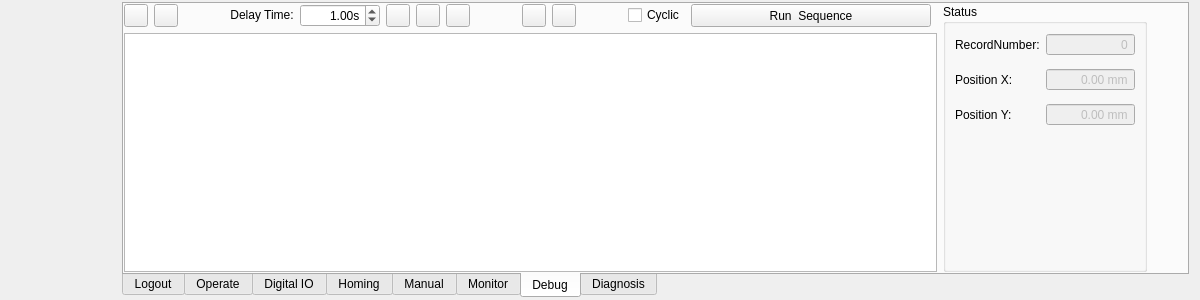
Above: source/wnd/h2ops.ui from ww4u/mct-t4 before the change. Below: the same form after it.
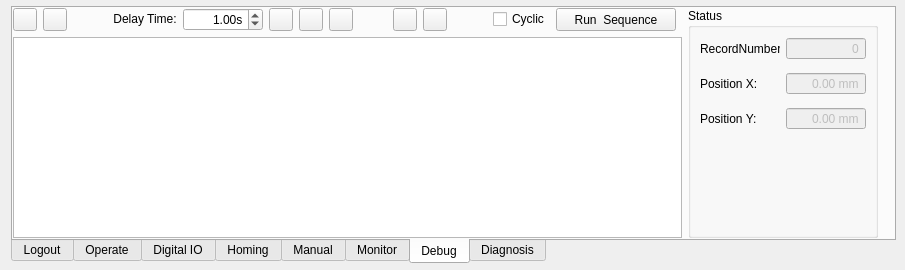
That is the form after the change. The open tabs and pages were chosen to show the change. Icons and pictures are not drawn. Custom widgets are drawn as their Qt base class.

```diff
--- a/source/wnd/h2ops.ui
+++ b/source/wnd/h2ops.ui
@@ -6,8 +6,8 @@
    <rect>
     <x>0</x>
     <y>0</y>
-    <width>1200</width>
-    <height>300</height>
+    <width>905</width>
+    <height>270</height>
    </rect>
   </property>
   <property name="sizePolicy">
@@ -22,6 +22,12 @@
     <height>270</height>
    </size>
   </property>
+  <property name="maximumSize">
+   <size>
+    <width>16777215</width>
+    <height>600</height>
+   </size>
+  </property>
   <property name="focusPolicy">
    <enum>Qt::StrongFocus</enum>
   </property>
@@ -33,10 +39,13 @@
     <number>0</number>
    </property>
    <property name="topMargin">
-    <number>2</number>
+    <number>6</number>
+   </property>
+   <property name="rightMargin">
+    <number>9</number>
    </property>
    <property name="bottomMargin">
-    <number>2</number>
+    <number>6</number>
    </property>
    <item>
     <widget class="QScrollArea" name="scrollArea">
@@ -60,8 +69,8 @@
        <rect>
         <x>0</x>
         <y>0</y>
-        <width>1182</width>
-        <height>296</height>
+        <width>887</width>
+        <height>258</height>
        </rect>
       </property>
       <property name="minimumSize">
@@ -1895,7 +1904,7 @@
               <widget class="QLabel" name="label_9">
                <property name="sizePolicy">
                 <sizepolicy hsizetype="Fixed" vsizetype="Fixed">
-                 <horstretch>0</horstretch>
+                 <horstretch>1</horstretch>
                  <verstretch>0</verstretch>
                 </sizepolicy>
                </property>
@@ -1926,20 +1935,20 @@
              <item row="0" column="14" colspan="2">
               <widget class="QToolButton" name="toolButton_debugRun">
                <property name="sizePolicy">
-                <sizepolicy hsizetype="Fixed" vsizetype="Preferred">
-                 <horstretch>0</horstretch>
+                <sizepolicy hsizetype="Minimum" vsizetype="Minimum">
+                 <horstretch>3</horstretch>
                  <verstretch>0</verstretch>
                 </sizepolicy>
                </property>
                <property name="minimumSize">
                 <size>
-                 <width>240</width>
-                 <height>0</height>
+                 <width>120</width>
+                 <height>20</height>
                 </size>
                </property>
                <property name="maximumSize">
                 <size>
-                 <width>240</width>
+                 <width>16777215</width>
                  <height>16777215</height>
                 </size>
                </property>
@@ -1961,7 +1970,7 @@
               <widget class="QToolButton" name="btnImport">
                <property name="sizePolicy">
                 <sizepolicy hsizetype="Preferred" vsizetype="Preferred">
-                 <horstretch>0</horstretch>
+                 <horstretch>1</horstretch>
                  <verstretch>0</verstretch>
                 </sizepolicy>
                </property>
@@ -1994,7 +2003,7 @@
               <widget class="QToolButton" name="btnDown">
                <property name="sizePolicy">
                 <sizepolicy hsizetype="Preferred" vsizetype="Preferred">
-                 <horstretch>0</horstretch>
+                 <horstretch>1</horstretch>
                  <verstretch>0</verstretch>
                 </sizepolicy>
                </property>
@@ -2014,7 +2023,7 @@
               <widget class="QToolButton" name="btnUp">
                <property name="sizePolicy">
                 <sizepolicy hsizetype="Preferred" vsizetype="Preferred">
-                 <horstretch>0</horstretch>
+                 <horstretch>1</horstretch>
                  <verstretch>0</verstretch>
                 </sizepolicy>
                </property>
@@ -2034,7 +2043,7 @@
               <widget class="QToolButton" name="btnExport">
                <property name="sizePolicy">
                 <sizepolicy hsizetype="Preferred" vsizetype="Preferred">
-                 <horstretch>0</horstretch>
+                 <horstretch>1</horstretch>
                  <verstretch>0</verstretch>
                 </sizepolicy>
                </property>
@@ -2054,7 +2063,7 @@
               <widget class="QCheckBox" name="chkCyclic">
                <property name="sizePolicy">
                 <sizepolicy hsizetype="Fixed" vsizetype="Fixed">
-                 <horstretch>0</horstretch>
+                 <horstretch>1</horstretch>
                  <verstretch>0</verstretch>
                 </sizepolicy>
                </property>
@@ -2070,7 +2079,7 @@
               <widget class="QDoubleSpinBox" name="spinDly">
                <property name="sizePolicy">
                 <sizepolicy hsizetype="Fixed" vsizetype="Fixed">
-                 <horstretch>0</horstretch>
+                 <horstretch>1</horstretch>
                  <verstretch>0</verstretch>
                 </sizepolicy>
                </property>
@@ -2116,7 +2125,7 @@
               <widget class="QToolButton" name="btnClr">
                <property name="sizePolicy">
                 <sizepolicy hsizetype="Preferred" vsizetype="Preferred">
-                 <horstretch>0</horstretch>
+                 <horstretch>1</horstretch>
                  <verstretch>0</verstretch>
                 </sizepolicy>
                </property>
@@ -2136,7 +2145,7 @@
               <widget class="QToolButton" name="btnDel">
                <property name="sizePolicy">
                 <sizepolicy hsizetype="Preferred" vsizetype="Preferred">
-                 <horstretch>0</horstretch>
+                 <horstretch>1</horstretch>
                  <verstretch>0</verstretch>
                 </sizepolicy>
                </property>
@@ -2169,7 +2178,7 @@
               <widget class="QToolButton" name="btnAdd">
                <property name="sizePolicy">
                 <sizepolicy hsizetype="Preferred" vsizetype="Preferred">
-                 <horstretch>0</horstretch>
+                 <horstretch>1</horstretch>
                  <verstretch>0</verstretch>
                 </sizepolicy>
                </property>
@@ -2224,6 +2233,18 @@
               </property>
               <item row="0" column="0">
                <widget class="QLabel" name="label_10">
+                <property name="sizePolicy">
+                 <sizepolicy hsizetype="Minimum" vsizetype="Minimum">
+                  <horstretch>0</horstretch>
+                  <verstretch>0</verstretch>
+                 </sizepolicy>
+                </property>
+                <property name="minimumSize">
+                 <size>
+                  <width>80</width>
+                  <height>20</height>
+                 </size>
+                </property>
                 <property name="text">
                  <string>RecordNumber:</string>
                 </property>
@@ -2231,6 +2252,18 @@
               </item>
               <item row="1" column="0">
                <widget class="QLabel" name="label_11">
+                <property name="sizePolicy">
+                 <sizepolicy hsizetype="Minimum" vsizetype="Minimum">
+                  <horstretch>0</horstretch>
+                  <verstretch>0</verstretch>
+                 </sizepolicy>
+                </property>
+                <property name="minimumSize">
+                 <size>
+                  <width>80</width>
+                  <height>20</height>
+                 </size>
+                </property>
                 <property name="text">
                  <string>Position X:</string>
                 </property>
@@ -2238,6 +2271,18 @@
               </item>
               <item row="2" column="0">
                <widget class="QLabel" name="label_23">
+                <property name="sizePolicy">
+                 <sizepolicy hsizetype="Minimum" vsizetype="Minimum">
+                  <horstretch>0</horstretch>
+                  <verstretch>0</verstretch>
+                 </sizepolicy>
+                </property>
+                <property name="minimumSize">
+                 <size>
+                  <width>80</width>
+                  <height>20</height>
+                 </size>
+                </property>
                 <property name="text">
                  <string>Position Y:</string>
                 </property>
@@ -2261,6 +2306,18 @@
                 <property name="enabled">
                  <bool>false</bool>
                 </property>
+                <property name="sizePolicy">
+                 <sizepolicy hsizetype="Minimum" vsizetype="Minimum">
+                  <horstretch>0</horstretch>
+                  <verstretch>0</verstretch>
+                 </sizepolicy>
+                </property>
+                <property name="minimumSize">
+                 <size>
+                  <width>80</width>
+                  <height>20</height>
+                 </size>
+                </property>
                 <property name="alignment">
                  <set>Qt::AlignRight|Qt::AlignTrailing|Qt::AlignVCenter</set>
                 </property>
@@ -2286,6 +2343,18 @@
                 <property name="enabled">
                  <bool>false</bool>
                 </property>
+                <property name="sizePolicy">
+                 <sizepolicy hsizetype="Minimum" vsizetype="Minimum">
+                  <horstretch>0</horstretch>
+                  <verstretch>0</verstretch>
+                 </sizepolicy>
+                </property>
+                <property name="minimumSize">
+                 <size>
+                  <width>80</width>
+                  <height>20</height>
+                 </size>
+                </property>
                 <property name="alignment">
                  <set>Qt::AlignRight|Qt::AlignTrailing|Qt::AlignVCenter</set>
                 </property>
@@ -2311,6 +2380,18 @@
                 <property name="enabled">
                  <bool>false</bool>
                 </property>
+                <property name="sizePolicy">
+                 <sizepolicy hsizetype="Minimum" vsizetype="Minimum">
+                  <horstretch>0</horstretch>
+                  <verstretch>0</verstretch>
+                 </sizepolicy>
+                </property>
+                <property name="minimumSize">
+                 <size>
+                  <width>80</width>
+                  <height>20</height>
+                 </size>
+                </property>
                 <property name="alignment">
                  <set>Qt::AlignRight|Qt::AlignTrailing|Qt::AlignVCenter</set>
                 </property>
```
Left out of the diff: 370 changed lines with no effect on the pictures.
